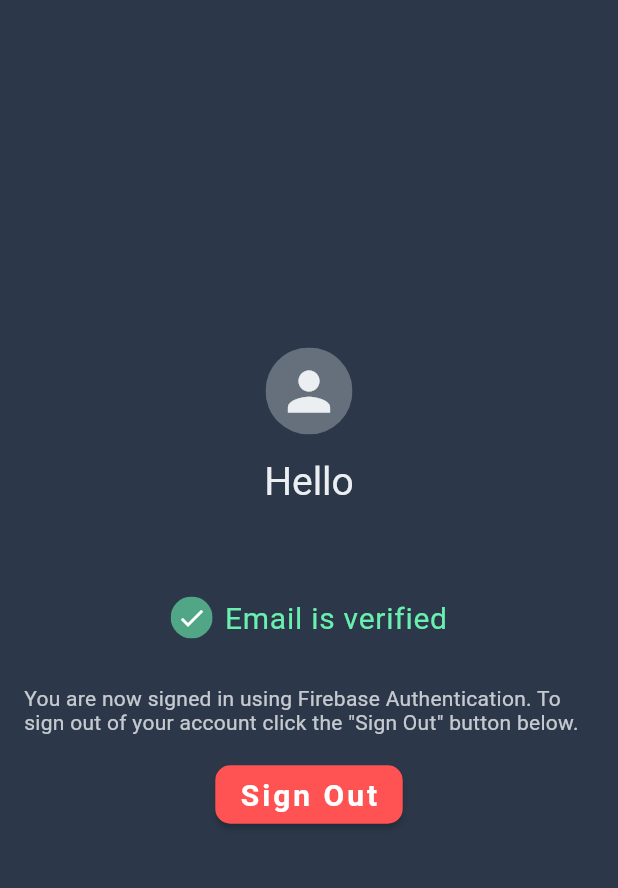
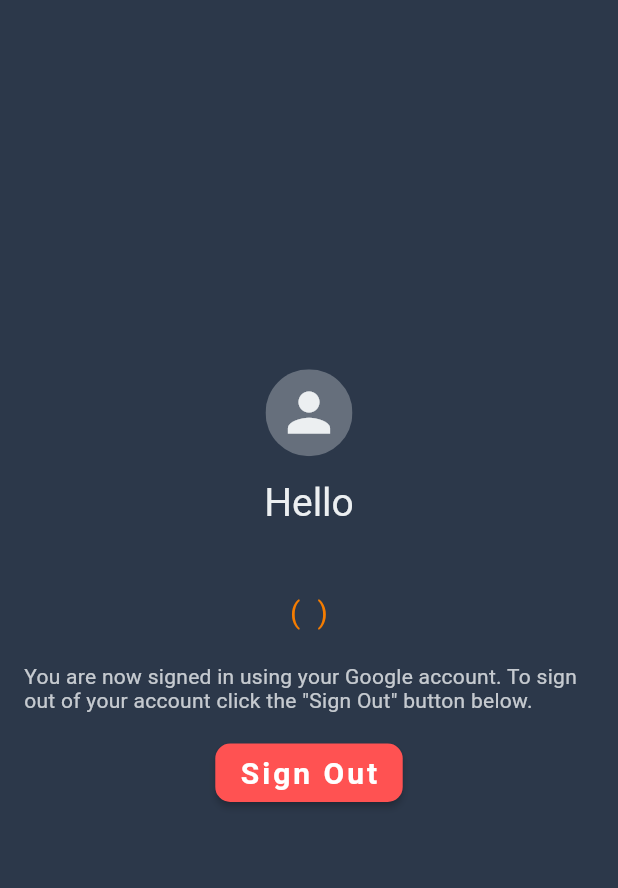
Before and after one commit to sbis04/flutterfire-samples, a Flutter app: the UserInfoScreen screen opened directly with empty values, on a phone screen of 412 x 824 dp, the part 56-944 px from its top. Run offline on Flutter 3.47's test engine with Material 2 defaults, Android fonts, the light colour scheme and no system bars; our stand-ins replace firebase_auth, firebase_core; accounts and stored records are empty.

Commit message:
Update user info screen

```diff
--- a/lib/screens/user_info_screen.dart
+++ b/lib/screens/user_info_screen.dart
@@ -17,10 +17,7 @@
 }
 
 class _UserInfoScreenState extends State<UserInfoScreen> {
-  late bool _isEmailVerified;
   late User _user;
-
-  bool _verificationEmailBeingSent = false;
   bool _isSigningOut = false;
 
   Route _routeToSignInScreen() {
@@ -45,7 +42,6 @@
   @override
   void initState() {
     _user = widget._user;
-    _isEmailVerified = _user.emailVerified;
 
     super.initState();
   }
@@ -93,133 +89,24 @@
               ),
               SizedBox(height: 8.0),
               Text(
-                widget._user.displayName!,
+                _user.displayName!,
                 style: TextStyle(
                   color: CustomColors.firebaseYellow,
                   fontSize: 26,
                 ),
               ),
-              SizedBox(height: 24.0),
-              _isEmailVerified
-                  ? Row(
-                      mainAxisSize: MainAxisSize.min,
-                      children: [
-                        ClipOval(
-                          child: Material(
-                            color: Colors.greenAccent.withOpacity(0.6),
-                            child: Padding(
-                              padding: const EdgeInsets.all(4.0),
-                              child: Icon(
-                                Icons.check,
-                                size: 20,
-                                color: Colors.white,
-                              ),
-                            ),
-                          ),
-                        ),
-                        SizedBox(width: 8.0),
-                        Text(
-                          'Email is verified',
-                          style: TextStyle(
-                            color: Colors.greenAccent,
-                            fontSize: 20,
-                            letterSpacing: 0.5,
-                          ),
-                        ),
-                      ],
-                    )
-                  : Row(
-                      mainAxisSize: MainAxisSize.min,
-                      children: [
-                        ClipOval(
-                          child: Material(
-                            color: Colors.redAccent.withOpacity(0.8),
-                            child: Padding(
-                              padding: const EdgeInsets.all(4.0),
-                              child: Icon(
-                                Icons.close,
-                                size: 20,
-                                color: Colors.white,
-                              ),
-                            ),
-                          ),
-                        ),
-                        SizedBox(width: 8.0),
-                        Text(
-                          'Email is not verified',
-                          style: TextStyle(
-                            color: Colors.redAccent,
-                            fontSize: 20,
-                            letterSpacing: 0.5,
-                          ),
-                        ),
-                      ],
-                    ),
               SizedBox(height: 8.0),
-              Visibility(
-                visible: !_isEmailVerified,
-                child: Row(
-                  mainAxisSize: MainAxisSize.min,
-                  children: [
-                    _verificationEmailBeingSent
-                        ? CircularProgressIndicator(
-                            valueColor: AlwaysStoppedAnimation<Color>(
-                              CustomColors.firebaseGrey,
-                            ),
-                          )
-                        : ElevatedButton(
-                            style: ButtonStyle(
-                              backgroundColor: MaterialStateProperty.all(
-                                CustomColors.firebaseGrey,
-                              ),
-                              shape: MaterialStateProperty.all(
-                                RoundedRectangleBorder(
-                                  borderRadius: BorderRadius.circular(10),
-                                ),
-                              ),
-                            ),
-                            onPressed: () async {
-                              setState(() {
-                                _verificationEmailBeingSent = true;
-                              });
-                              await _user.sendEmailVerification();
-                              setState(() {
-                                _verificationEmailBeingSent = false;
-                              });
-                            },
-                            child: Padding(
-                              padding: EdgeInsets.only(top: 8.0, bottom: 8.0),
-                              child: Text(
-                                'Verify',
-                                style: TextStyle(
-                                  fontSize: 20,
-                                  fontWeight: FontWeight.bold,
-                                  color: CustomColors.firebaseNavy,
-                                  letterSpacing: 2,
-                                ),
-                              ),
-                            ),
-                          ),
-                    SizedBox(width: 16.0),
-                    IconButton(
-                      icon: Icon(Icons.refresh),
-                      onPressed: () async {
-                        User? user = await Authentication.refreshUser(_user);
-
-                        if (user != null) {
-                          setState(() {
-                            _user = user;
-                            _isEmailVerified = user.emailVerified;
-                          });
-                        }
-                      },
-                    ),
-                  ],
+              Text(
+                '( ${_user.email!} )',
+                style: TextStyle(
+                  color: CustomColors.firebaseOrange,
+                  fontSize: 20,
+                  letterSpacing: 0.5,
                 ),
               ),
               SizedBox(height: 24.0),
               Text(
-                'You are now signed in using Firebase Authentication. To sign out of your account click the "Sign Out" button below.',
+                'You are now signed in using your Google account. To sign out of your account click the "Sign Out" button below.',
                 style: TextStyle(
                     color: CustomColors.firebaseGrey.withOpacity(0.8),
                     fontSize: 14,
@@ -247,7 +134,7 @@
                         setState(() {
                           _isSigningOut = true;
                         });
-                        await FirebaseAuth.instance.signOut();
+                        await Authentication.signOut(context: context);
                         setState(() {
                           _isSigningOut = false;
                         });
```
